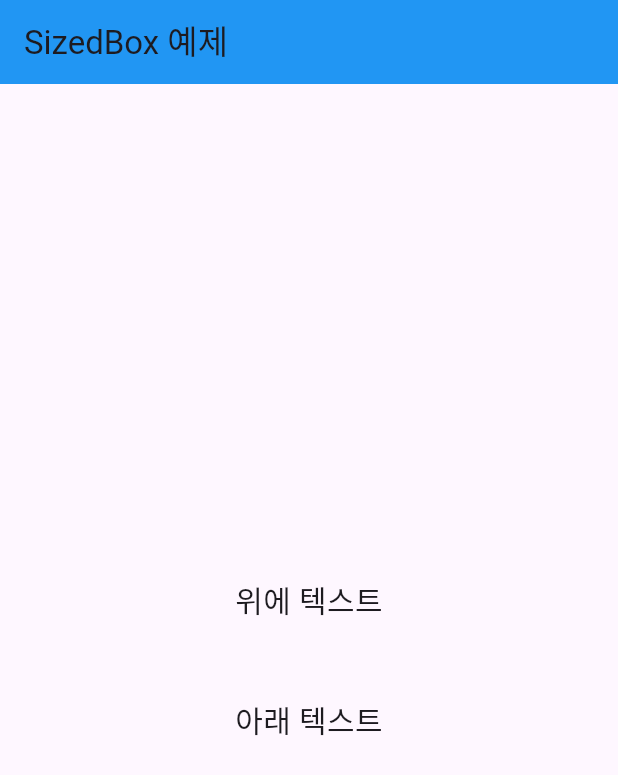
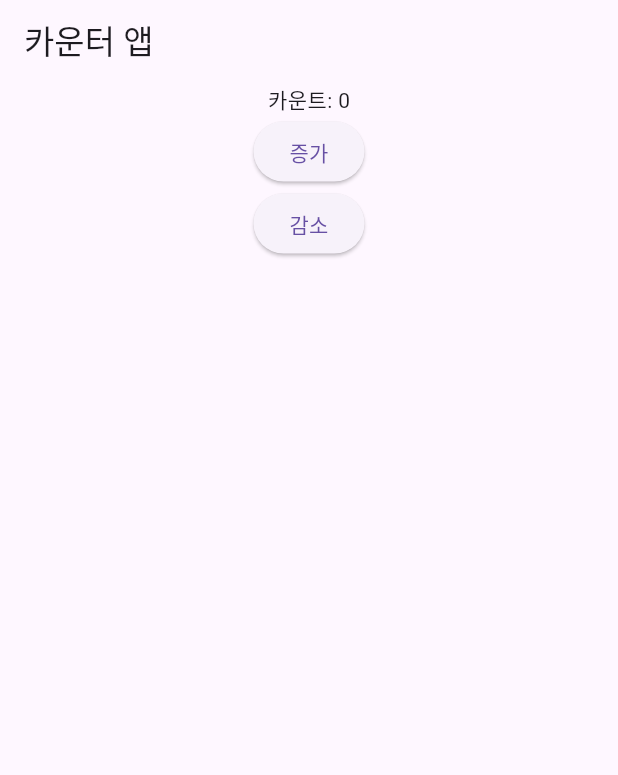
Before and after one commit to nqwrt/flutter_app, a Flutter app: the screen it shows after launch, on a phone screen of 412 x 824 dp. Shown: the top 775 px of the screen. Run offline on Flutter 3.47's test engine with Material 3 defaults, Android fonts, the phone set to English and light mode, and no system bars.

Commit message:
연습문제 완성

```diff
--- a/lib/main.dart
+++ b/lib/main.dart
@@ -1,39 +1,155 @@
 import 'package:flutter/material.dart';
 
 void main() {
-  runApp(const MyApp());
+  print("메인실행");
+  runApp(MyApp());
 }
+
+// class MyApp extends StatefulWidget {
+//   const MyApp({super.key});
+//
+//   @override
+//   State<MyApp> createState() => _MyAppState();
+// }
+//
+// class _MyAppState extends State<MyApp> {
+//   @override
+//   Widget build(BuildContext context) {
+//     return MaterialApp(
+//       home: Scaffold(),
+//     );
+//   }
+// }
+
 
 class MyApp extends StatelessWidget {
   const MyApp({super.key});
 
   @override
   Widget build(BuildContext context) {
+
+    print("build() 함수 호출");
+
     return MaterialApp(
-      home: Scaffold(
+       home: CountWidget(),
+    );
+  }
+}
 
+class CountWidget extends StatefulWidget {
+  const CountWidget({super.key});
+
+  @override
+  State<CountWidget> createState() => _CountWidgetState();
+}
+
+class _CountWidgetState extends State<CountWidget> {
+
+  int count = 0;
+  int num = 0;
+
+  void _increment(){
+    setState(() {
+      count++;
+    });
+  }
+
+  @override
+  void initState() {
+    super.initState();
+    print(" initState() 호출");
+  }
+
+  @override
+  void didChangeDependencies() {
+    super.didChangeDependencies();
+    print(" didChangeDependencies() 호출");
+  }
+
+  @override
+  void didUpdateWidget(covariant CountWidget oldWidget) {
+    super.didUpdateWidget(oldWidget);
+  }
+
+  @override
+  void deactivate() {
+    super.deactivate();
+    print("⚠️ deactivate 호출");
+  }
+
+  @override
+  void dispose() {
+    print("❌ dispose 호출");
+    super.dispose();
+  }
+
+
+  @override
+  Widget build(BuildContext context) {
+
+    print("스테이트 풀 build()");
+
+    return Scaffold(
       appBar: AppBar(
-          title: const Text('SizedBox 예제'),
-          backgroundColor: Colors.blue,
+        title: Text("카운터 앱"),
       ),
-
       body: Center(
         child: Column(
-            mainAxisAlignment: MainAxisAlignment.center,
           children: [
-              Text(
-                "위에 텍스트",
-                style: TextStyle(fontSize: 20),
+            Text("카운트: $count"),
+            ElevatedButton(
+                onPressed:_increment,
+                child: Text("증가")
             ),
-              SizedBox(height: 50,),
-              Text(
-                "아래 텍스트",
-                style: TextStyle(fontSize: 20),
-              ),
+            ElevatedButton(
+                onPressed:(){
+                  setState(() {
+                    count--;
+                  });
+                },
+                child: Text("감소")
+            )
+
+
           ],
-          ),
         ),
       ),
     );
   }
 }
+
+
+
+
+
+
+
+
+// class MyApp extends StatelessWidget {
+//   MyApp({super.key});
+//
+//   int count = 0;
+//
+//   @override
+//   Widget build(BuildContext context) {
+//     return MaterialApp(
+//       home: Scaffold(
+//         appBar: AppBar(),
+//         body: Center(
+//           child: Column(
+//             children: [
+//               Text("카운트:$count",style: Theme.of(context).textTheme.displaySmall,),
+//               ElevatedButton(
+//                   onPressed: (){
+//                     count++;//count = count + 1
+//                     print(count);
+//                   },
+//                   child: Text("증가",style:Theme.of(context).textTheme.displaySmall,)
+//               )
+//             ],
+//           ),
+//         ),
+//       ),
+//     );
+//   }
+// }
```
Lines whose indentation alone changed are shown as unchanged.
